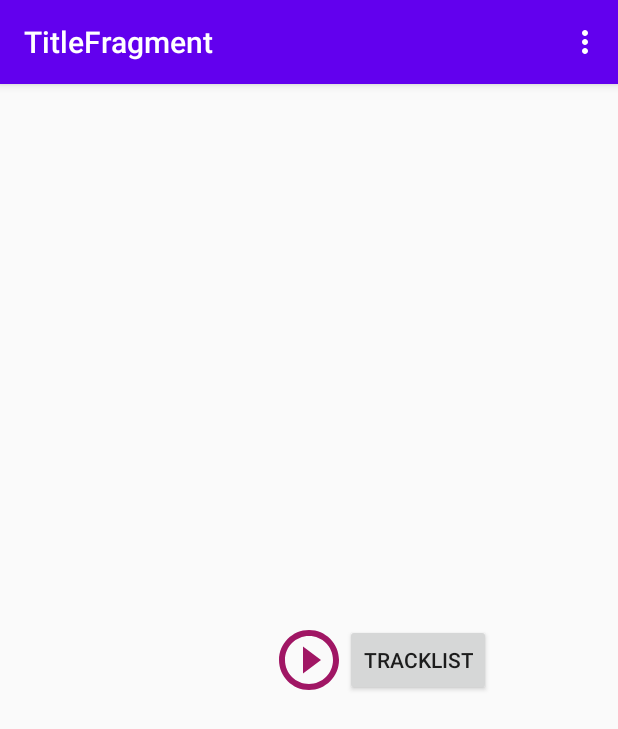
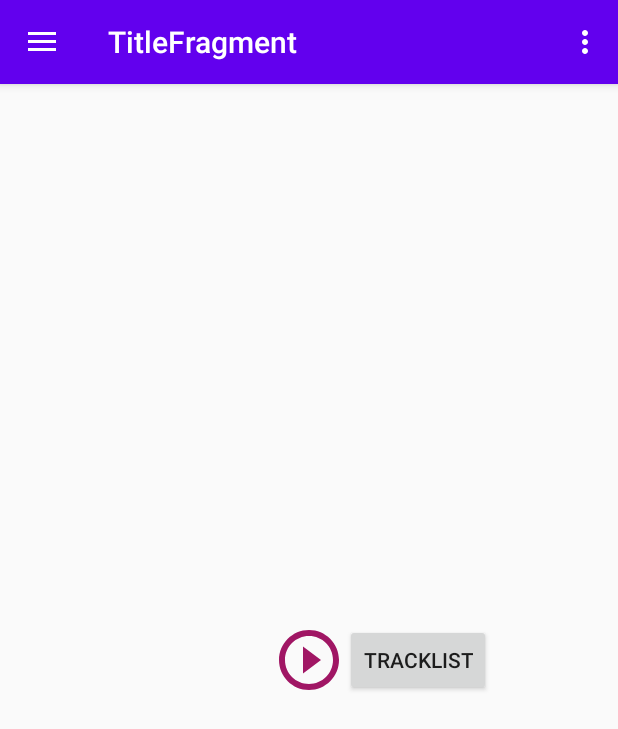
Before and after one commit to cnuptak/PlaymixAndroid, an Android app: the screen it shows after launch (MainActivity), on a phone screen of 412 x 824 dp. Shown: the top 729 px of the screen. Run offline under Robolectric (Android 15) with nearby library versions, the phone set to English and light mode, and no system bars; our stand-ins replace data binding, navigation-ui.

Commit message:
added NavBar

```diff
--- a/app/build.gradle
+++ b/app/build.gradle
@@ -42,5 +42,6 @@ dependencies {
     annotationProcessor "org.glassfish.jaxb:jaxb-runtime:2.3.2"
     implementation 'androidx.navigation:navigation-fragment-ktx:2.0.0'
     implementation 'androidx.navigation:navigation-ui-ktx:2.0.0'
+    implementation "com.google.android.material:material:1.0.0"
 
 }
--- a/app/src/main/java/com/example/playmixandroid/MainActivity.kt
+++ b/app/src/main/java/com/example/playmixandroid/MainActivity.kt
@@ -6,23 +6,27 @@ import android.os.Bundle
 import android.widget.Button
 import android.widget.Toast
 import androidx.databinding.DataBindingUtil
+import androidx.drawerlayout.widget.DrawerLayout
 import androidx.navigation.findNavController
 import androidx.navigation.ui.NavigationUI
 import com.example.playmixandroid.databinding.ActivityMainBinding
 
 class MainActivity : AppCompatActivity() {
 
+    private lateinit var drawerLayout: DrawerLayout
     override fun onCreate(savedInstanceState: Bundle?) {
         super.onCreate(savedInstanceState)
         @Suppress("UNUSED_VARIABLE")
         val binding = DataBindingUtil.setContentView<ActivityMainBinding>(this, R.layout.activity_main)
+        drawerLayout = binding.drawerLayout
+
         val navController = this.findNavController(R.id.myNavHostFragment)
-        NavigationUI.setupActionBarWithNavController(this, navController)
-
+        NavigationUI.setupActionBarWithNavController(this, navController, drawerLayout)
+        NavigationUI.setupWithNavController(binding.navView, navController)
         }
 
     override fun onSupportNavigateUp(): Boolean {
         val navController = this.findNavController(R.id.myNavHostFragment)
-        return navController.navigateUp()
+        return NavigationUI.navigateUp(navController, drawerLayout)
     }
 }
--- /dev/null
+++ b/app/src/main/res/drawable/ic_settings_black_24dp.xml
@@ -0,0 +1,5 @@
+<vector android:height="24dp" android:tint="#A01664"
+    android:viewportHeight="24" android:viewportWidth="24"
+    android:width="24dp" xmlns:android="http://schemas.android.com/apk/res/android">
+    <path android:fillColor="#FF000000" android:pathData="M19.1,12.9a2.8,2.8 0,0 0,0.1 -0.9,2.8 2.8,0 0,0 -0.1,-0.9l2.1,-1.6a0.7,0.7 0,0 0,0.1 -0.6L19.4,5.5a0.7,0.7 0,0 0,-0.6 -0.2l-2.4,1a6.5,6.5 0,0 0,-1.6 -0.9l-0.4,-2.6a0.5,0.5 0,0 0,-0.5 -0.4H10.1a0.5,0.5 0,0 0,-0.5 0.4L9.3,5.4a5.6,5.6 0,0 0,-1.7 0.9l-2.4,-1a0.4,0.4 0,0 0,-0.5 0.2l-2,3.4c-0.1,0.2 0,0.4 0.2,0.6l2,1.6a2.8,2.8 0,0 0,-0.1 0.9,2.8 2.8,0 0,0 0.1,0.9L2.8,14.5a0.7,0.7 0,0 0,-0.1 0.6l1.9,3.4a0.7,0.7 0,0 0,0.6 0.2l2.4,-1a6.5,6.5 0,0 0,1.6 0.9l0.4,2.6a0.5,0.5 0,0 0,0.5 0.4h3.8a0.5,0.5 0,0 0,0.5 -0.4l0.3,-2.6a5.6,5.6 0,0 0,1.7 -0.9l2.4,1a0.4,0.4 0,0 0,0.5 -0.2l2,-3.4c0.1,-0.2 0,-0.4 -0.2,-0.6ZM12,15.6A3.6,3.6 0,1 1,15.6 12,3.6 3.6,0 0,1 12,15.6Z"/>
+</vector>
--- a/app/src/main/res/layout/activity_main.xml
+++ b/app/src/main/res/layout/activity_main.xml
@@ -2,10 +2,17 @@
 
 <layout xmlns:android="http://schemas.android.com/apk/res/android"
         xmlns:app="http://schemas.android.com/apk/res-auto">
+
+    <androidx.drawerlayout.widget.DrawerLayout
+            android:id="@+id/drawerLayout"
+            android:layout_height="match_parent"
+            android:layout_width="match_parent" >
+
     <LinearLayout
         android:layout_width="match_parent"
         android:layout_height="match_parent"
         android:orientation="vertical">
+
     <fragment
         android:id="@+id/myNavHostFragment"
         android:name="androidx.navigation.fragment.NavHostFragment"
@@ -14,6 +21,15 @@
         app:defaultNavHost = "true"
         app:navGraph="@navigation/navigation"
     />
+
     </LinearLayout>
 
+<com.google.android.material.navigation.NavigationView
+        android:id="@+id/navView"
+        android:layout_width="wrap_content"
+        android:layout_height="match_parent"
+        android:layout_gravity="start"
+        app:menu="@menu/navdrawer_menu" />
+    </androidx.drawerlayout.widget.DrawerLayout>
+
 </layout>
--- /dev/null
+++ b/app/src/main/res/menu/navdrawer_menu.xml
@@ -0,0 +1,12 @@
+<?xml version="1.0" encoding="utf-8"?>
+
+<menu xmlns:android="http://schemas.android.com/apk/res/android">
+    <item
+            android:id="@+id/aboutFragment"
+            android:title="@string/about"
+            android:icon="@drawable/ic_settings_black_24dp"/>
+    <item
+            android:id="@+id/settingsFragment"
+            android:title="@string/settings"
+            android:icon="@drawable/ic_settings_black_24dp"/>
+</menu>
--- a/app/src/main/res/navigation/navigation.xml
+++ b/app/src/main/res/navigation/navigation.xml
@@ -22,4 +22,9 @@
             android:name="com.example.playmixandroid.AboutFragment"
             android:label="@string/about"
             tools:layout="@layout/fragment_about"/>
+    <fragment
+            android:id="@+id/settingsFragment"
+            android:name="com.example.playmixandroid.SettingsFragment"
+            android:label="@string/settings"
+            tools:layout="@layout/fragment_settings"/>
 </navigation>
--- a/app/src/main/res/values/strings.xml
+++ b/app/src/main/res/values/strings.xml
@@ -39,8 +39,7 @@
         \nFrij - Rendezvous
     </string>
     <string name="textview">Playlist:</string>
-
-    <!-- TODO: Remove or change this placeholder text -->
-    <string name="hello_blank_fragment">Hello blank fragment</string>
     <string name="share">Share</string>
+    <string name="settings">Settings</string>
+    <string name="switch2">Switch</string>
 </resources>
```
Also changed, not shown: app/src/main/java/com/example/playmixandroid/Mix.kt (deleted, +0 -12 lines), app/src/main/java/com/example/playmixandroid/Playlistmix.kt (deleted, +0 -48 lines), app/src/main/java/com/example/playmixandroid/SettingsFragment.kt (added, +18 -0 lines), app/src/main/java/com/example/playmixandroid/Track.kt (deleted, +0 -23 lines), app/src/main/res/drawable/android_trivia.xml (deleted, +0 -18 lines), app/src/main/res/layout/fragment_settings.xml (added, +29 -0 lines).
